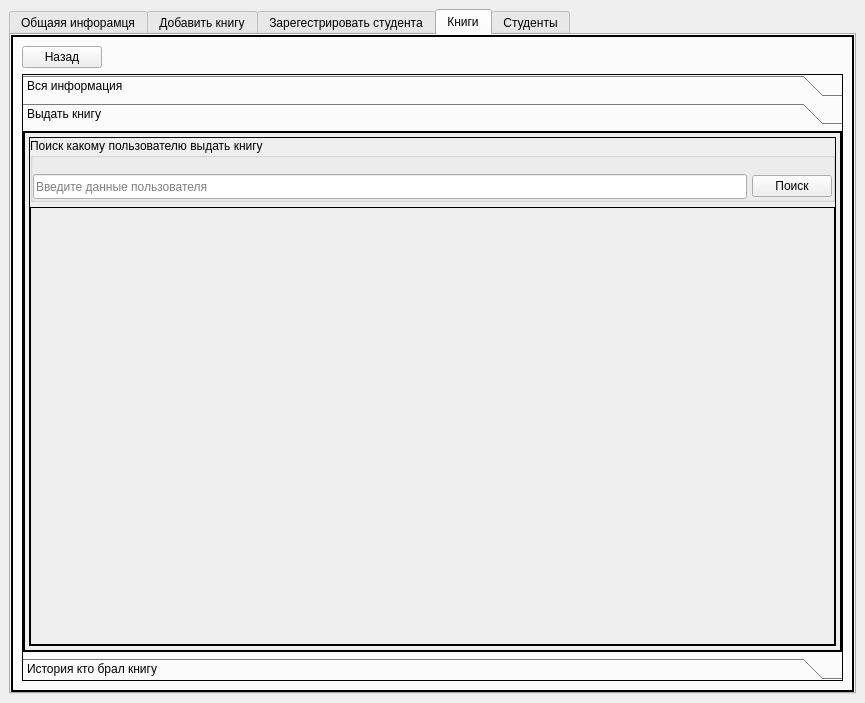
HiraiKaoTsi/diplom, file ui_file/interface.ui: the form before one commit.
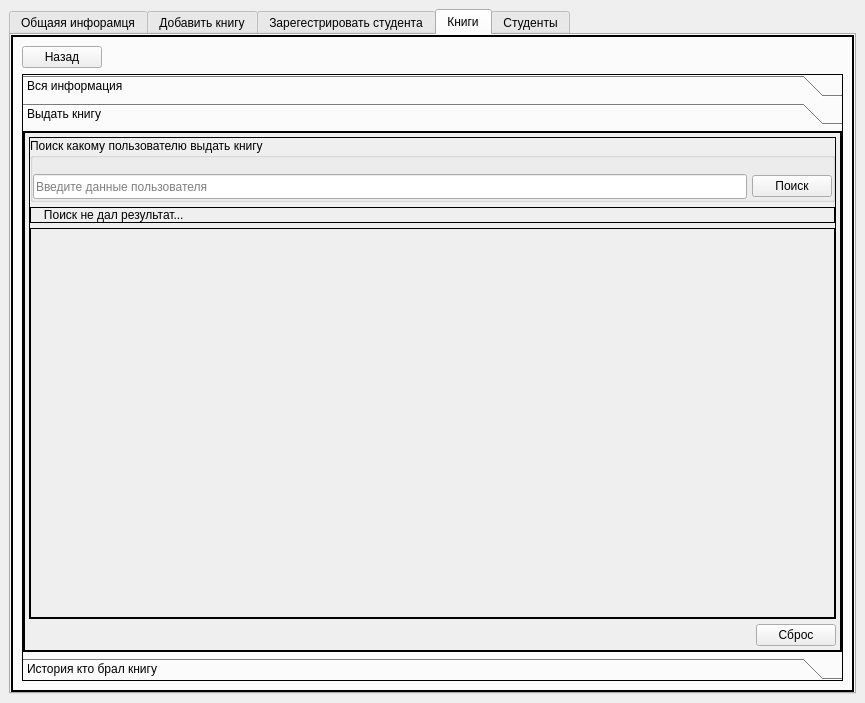
The form after the commit. The open tabs and pages were chosen to show the change. Icons and pictures are not drawn.

The edit to the form file:
```diff
--- a/ui_file/interface.ui
+++ b/ui_file/interface.ui
@@ -1504,8 +1504,8 @@
                 <rect>
                  <x>0</x>
                  <y>0</y>
-                 <width>81</width>
-                 <height>71</height>
+                 <width>815</width>
+                 <height>481</height>
                 </rect>
                </property>
                <attribute name="icon">
@@ -1541,8 +1541,8 @@
                     <rect>
                      <x>0</x>
                      <y>0</y>
-                     <width>249</width>
-                     <height>150</height>
+                     <width>813</width>
+                     <height>479</height>
                     </rect>
                    </property>
                    <layout class="QVBoxLayout" name="verticalLayout_29">
@@ -1649,6 +1649,13 @@
                           </layout>
                          </widget>
                         </item>
+                        <item>
+                         <widget class="QLabel" name="label_dont_have_result_give_book">
+                          <property name="text">
+                           <string>   Поиск не дал результат...</string>
+                          </property>
+                         </widget>
+                        </item>
                         <item>
                          <widget class="QScrollArea" name="scrollArea_found_users">
                           <property name="widgetResizable">
@@ -1659,8 +1666,8 @@
                             <rect>
                              <x>0</x>
                              <y>0</y>
-                             <width>237</width>
-                             <height>69</height>
+                             <width>801</width>
+                             <height>333</height>
                             </rect>
                            </property>
                            <layout class="QVBoxLayout" name="verticalLayout_found_users">
@@ -1864,6 +1871,26 @@
                       </widget>
                      </widget>
                     </item>
+                    <item alignment="Qt::AlignRight">
+                     <widget class="QPushButton" name="pushButton_reset_gb">
+                      <property name="cursor">
+                       <cursorShape>PointingHandCursor</cursorShape>
+                      </property>
+                      <property name="text">
+                       <string>Сброс</string>
+                      </property>
+                      <property name="icon">
+                       <iconset resource="../icons/icons.qrc">
+                        <normaloff>:/icons/main/reset.png</normaloff>:/icons/main/reset.png</iconset>
+                      </property>
+                      <property name="iconSize">
+                       <size>
+                        <width>32</width>
+                        <height>32</height>
+                       </size>
+                      </property>
+                     </widget>
+                    </item>
                    </layout>
                   </widget>
                  </widget>
```
Left out of the diff: 24 changed lines with no effect on the pictures.
